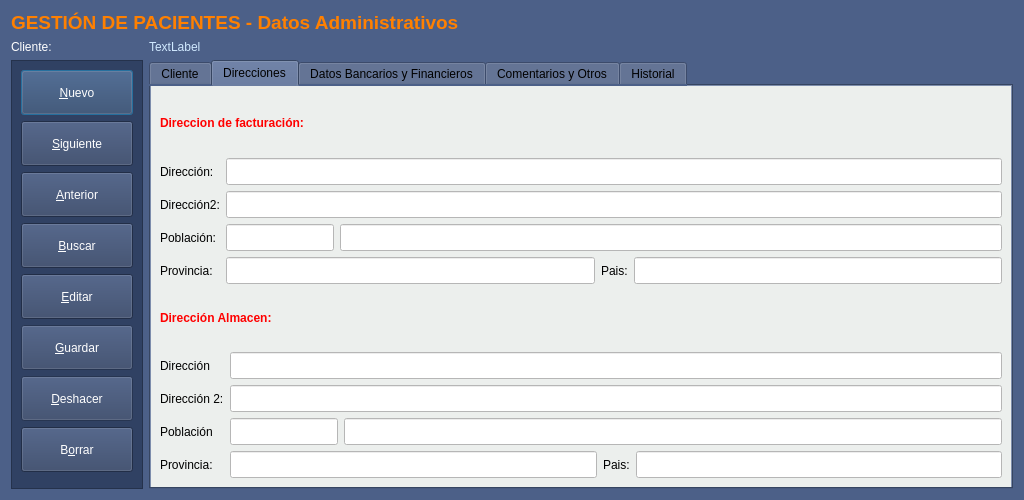
The window that Zona_Pacientes/frmClientes.ui (arcnexus/RedFoX) describes before a commit, drawn with Qt 5.
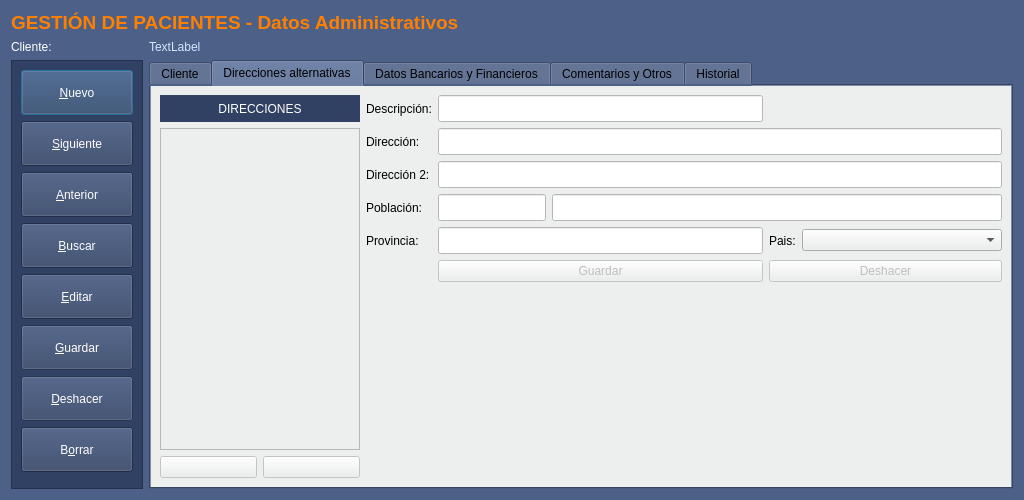
The same window after the commit. The open tabs and pages were chosen to show the change. Icons and pictures are not drawn.

Commit message: Retoques ficha cliente.

```diff
--- a/Zona_Pacientes/frmClientes.ui
+++ b/Zona_Pacientes/frmClientes.ui
@@ -1351,160 +1351,82 @@
        <string notr="true">background-color: #ecefed;</string>
       </property>
       <attribute name="title">
-       <string>Direcciones</string>
+       <string>Direcciones alternativas</string>
       </attribute>
-      <layout class="QGridLayout" name="gridLayout_5">
-       <item row="1" column="0">
-        <widget class="QLabel" name="label_6">
-         <property name="text">
-          <string>&lt;html&gt;&lt;head/&gt;&lt;body&gt;&lt;p&gt;&lt;span style=&quot; font-weight:600; color:#ff0000;&quot;&gt;Direccion de facturación:&lt;/span&gt;&lt;/p&gt;&lt;/body&gt;&lt;/html&gt;</string>
+      <layout class="QGridLayout" name="gridLayout">
+       <item row="1" column="0" rowspan="2" colspan="2">
+        <widget class="QListView" name="lista_DireccionesAlternativas">
+         <property name="maximumSize">
+          <size>
+           <width>200</width>
+           <height>16777215</height>
+          </size>
          </property>
         </widget>
        </item>
-       <item row="2" column="0">
-        <layout class="QGridLayout" name="gridLayout">
-         <item row="0" column="0">
-          <widget class="QLabel" name="label_7">
-           <property name="text">
-            <string>Dirección:</string>
-           </property>
-          </widget>
-         </item>
-         <item row="1" column="0">
-          <widget class="QLabel" name="label_8">
-           <property name="text">
-            <string>Dirección2:</string>
-           </property>
-          </widget>
-         </item>
-         <item row="2" column="0">
-          <widget class="QLabel" name="label_9">
-           <property name="text">
-            <string>Población:</string>
-           </property>
-          </widget>
-         </item>
-         <item row="3" column="0">
-          <widget class="QLabel" name="label_10">
-           <property name="text">
-            <string>Provincia:</string>
-           </property>
-          </widget>
-         </item>
-         <item row="3" column="1">
-          <widget class="QLineEdit" name="txtcProvinciaFactura">
-           <property name="minimumSize">
-            <size>
-             <width>0</width>
-             <height>27</height>
-            </size>
-           </property>
-           <property name="styleSheet">
-            <string notr="true">background-color: rgb(255, 255, 255);</string>
-           </property>
-          </widget>
-         </item>
-         <item row="3" column="2">
-          <widget class="QLabel" name="label_25">
-           <property name="text">
-            <string>Pais:</string>
-           </property>
-          </widget>
-         </item>
-         <item row="3" column="3">
-          <widget class="QLineEdit" name="txtcPaisFactura">
-           <property name="minimumSize">
-            <size>
-             <width>0</width>
-             <height>27</height>
-            </size>
-           </property>
-           <property name="styleSheet">
-            <string notr="true">background-color: rgb(255, 255, 255);</string>
-           </property>
-          </widget>
-         </item>
-         <item row="2" column="1" colspan="3">
-          <layout class="QHBoxLayout" name="horizontalLayout_2">
-           <item>
-            <widget class="QLineEdit" name="txtcCPFactura">
-             <property name="sizePolicy">
-              <sizepolicy hsizetype="Fixed" vsizetype="Fixed">
-               <horstretch>0</horstretch>
-               <verstretch>0</verstretch>
-              </sizepolicy>
-             </property>
-             <property name="minimumSize">
-              <size>
-               <width>0</width>
-               <height>27</height>
-              </size>
-             </property>
-             <property name="styleSheet">
-              <string notr="true">background-color: rgb(255, 255, 255);</string>
-             </property>
-            </widget>
-           </item>
-           <item>
-            <widget class="QLineEdit" name="txtcPoblacionFactura">
-             <property name="minimumSize">
-              <size>
-               <width>0</width>
-               <height>27</height>
-              </size>
-             </property>
-             <property name="styleSheet">
-              <string notr="true">background-color: rgb(255, 255, 255);</string>
-             </property>
-            </widget>
-           </item>
-          </layout>
-         </item>
-         <item row="1" column="1" colspan="3">
-          <widget class="QLineEdit" name="txtcDireccionFactura2">
-           <property name="minimumSize">
-            <size>
-             <width>0</width>
-             <height>27</height>
-            </size>
-           </property>
-           <property name="styleSheet">
-            <string notr="true">background-color: rgb(255, 255, 255);</string>
-           </property>
-          </widget>
-         </item>
-         <item row="0" column="1" colspan="3">
-          <widget class="QLineEdit" name="txtcDireccionFactura1">
-           <property name="sizePolicy">
-            <sizepolicy hsizetype="Expanding" vsizetype="Fixed">
-             <horstretch>0</horstretch>
-             <verstretch>0</verstretch>
-            </sizepolicy>
-           </property>
-           <property name="minimumSize">
-            <size>
-             <width>0</width>
-             <height>27</height>
-            </size>
-           </property>
-           <property name="styleSheet">
-            <string notr="true">background-color: rgb(255, 255, 255);</string>
-           </property>
-          </widget>
-         </item>
-        </layout>
+       <item row="3" column="1">
+        <widget class="QPushButton" name="btnBorrarDireccion">
+         <property name="enabled">
+          <bool>false</bool>
+         </property>
+         <property name="toolTip">
+          <string>Borrar una dirección alternativa</string>
+         </property>
+         <property name="text">
+          <string/>
+         </property>
+         <property name="icon">
+          <iconset resource="../terra.qrc">
+           <normaloff>:/Icons/PNG/Delete.png</normaloff>:/Icons/PNG/Delete.png</iconset>
+         </property>
+         <property name="iconSize">
+          <size>
+           <width>16</width>
+           <height>16</height>
+          </size>
+         </property>
+        </widget>
        </item>
        <item row="3" column="0">
-        <widget class="QLabel" name="label_26">
+        <widget class="QPushButton" name="btnAnadirDireccion">
+         <property name="enabled">
+          <bool>false</bool>
+         </property>
+         <property name="toolTip">
+          <string>Añadir nueva dirección alternativa</string>
+         </property>
          <property name="text">
-          <string>&lt;html&gt;&lt;head/&gt;&lt;body&gt;&lt;p&gt;&lt;span style=&quot; font-weight:600; color:#ff0000;&quot;&gt;Dirección Almacen:&lt;/span&gt;&lt;/p&gt;&lt;/body&gt;&lt;/html&gt;</string>
+          <string/>
+         </property>
+         <property name="icon">
+          <iconset resource="../terra.qrc">
+           <normaloff>:/Icons/PNG/add.png</normaloff>:/Icons/PNG/add.png</iconset>
+         </property>
+         <property name="iconSize">
+          <size>
+           <width>16</width>
+           <height>16</height>
+          </size>
          </property>
         </widget>
        </item>
-       <item row="4" column="0">
+       <item row="2" column="2">
+        <spacer name="verticalSpacer">
+         <property name="orientation">
+          <enum>Qt::Vertical</enum>
+         </property>
+         <property name="sizeHint" stdset="0">
+          <size>
+           <width>20</width>
+           <height>40</height>
+          </size>
+         </property>
+        </spacer>
+       </item>
+       <item row="0" column="2" rowspan="2">
         <layout class="QGridLayout" name="gridLayout_4">
-         <item row="1" column="1" colspan="3">
-          <widget class="QLineEdit" name="txtcDireccionAlmacen2">
+         <item row="2" column="1" colspan="4">
+          <widget class="QLineEdit" name="txtcDireccionAlternativa2">
            <property name="minimumSize">
             <size>
              <width>0</width>
@@ -1516,8 +1438,8 @@
            </property>
           </widget>
          </item>
-         <item row="0" column="1" colspan="3">
-          <widget class="QLineEdit" name="txtcDireccionAlmacen1">
+         <item row="1" column="1" colspan="4">
+          <widget class="QLineEdit" name="txtcDireccionAlternativa1">
            <property name="minimumSize">
             <size>
              <width>0</width>
@@ -1529,14 +1451,14 @@
            </property>
           </widget>
          </item>
-         <item row="0" column="0">
+         <item row="1" column="0">
           <widget class="QLabel" name="label_27">
            <property name="text">
-            <string>Dirección</string>
+            <string>Dirección:</string>
            </property>
           </widget>
          </item>
-         <item row="2" column="1" colspan="3">
+         <item row="3" column="1" colspan="4">
           <layout class="QHBoxLayout" name="horizontalLayout_13">
            <item>
             <widget class="QLineEdit" name="txtcCpPoblacionAlmacen">
@@ -1572,42 +1494,29 @@
            </item>
           </layout>
          </item>
-         <item row="3" column="2">
+         <item row="4" column="2">
           <widget class="QLabel" name="label_31">
            <property name="text">
             <string>Pais:</string>
            </property>
           </widget>
          </item>
-         <item row="3" column="3">
-          <widget class="QLineEdit" name="txtcPaisAlmacen">
-           <property name="minimumSize">
-            <size>
-             <width>0</width>
-             <height>27</height>
-            </size>
-           </property>
-           <property name="styleSheet">
-            <string notr="true">background-color: rgb(255, 255, 255);</string>
-           </property>
-          </widget>
-         </item>
-         <item row="3" column="0">
+         <item row="4" column="0">
           <widget class="QLabel" name="label_30">
            <property name="text">
             <string>Provincia:</string>
            </property>
           </widget>
          </item>
-         <item row="1" column="0">
+         <item row="2" column="0">
           <widget class="QLabel" name="label_28">
            <property name="text">
             <string>Dirección 2:</string>
            </property>
           </widget>
          </item>
-         <item row="3" column="1">
-          <widget class="QLineEdit" name="txtcProvinciaAlmacen">
+         <item row="4" column="1">
+          <widget class="QLineEdit" name="txtcProvinciaAlternativa">
            <property name="minimumSize">
             <size>
              <width>0</width>
@@ -1619,15 +1528,94 @@
            </property>
           </widget>
          </item>
-         <item row="2" column="0">
+         <item row="0" column="0">
+          <widget class="QLabel" name="label_6">
+           <property name="text">
+            <string>Descripción:</string>
+           </property>
+          </widget>
+         </item>
+         <item row="3" column="0">
           <widget class="QLabel" name="label_29">
            <property name="text">
-            <string>Población</string>
+            <string>Población:</string>
+           </property>
+          </widget>
+         </item>
+         <item row="0" column="1">
+          <widget class="QLineEdit" name="txtcDescripcionDireccion">
+           <property name="minimumSize">
+            <size>
+             <width>0</width>
+             <height>27</height>
+            </size>
+           </property>
+           <property name="styleSheet">
+            <string notr="true">background-color: rgb(255, 255, 255);
+color: rgb(0, 0, 255);</string>
+           </property>
+          </widget>
+         </item>
+         <item row="5" column="1">
+          <widget class="QPushButton" name="btnGuardarDireccionAlternativa">
+           <property name="enabled">
+            <bool>false</bool>
+           </property>
+           <property name="text">
+            <string>Guardar</string>
+           </property>
+           <property name="icon">
+            <iconset resource="../terra.qrc">
+             <normaloff>:/Icons/PNG/Save.png</normaloff>:/Icons/PNG/Save.png</iconset>
+           </property>
+          </widget>
+         </item>
+         <item row="4" column="3" colspan="2">
+          <widget class="QComboBox" name="combopaisAlternativa">
+           <property name="minimumSize">
+            <size>
+             <width>200</width>
+             <height>0</height>
+            </size>
+           </property>
+          </widget>
+         </item>
+         <item row="5" column="2" colspan="3">
+          <widget class="QPushButton" name="btnDeshacerDireccionAlternativa">
+           <property name="enabled">
+            <bool>false</bool>
+           </property>
+           <property name="text">
+            <string>Deshacer</string>
+           </property>
+           <property name="icon">
+            <iconset resource="../terra.qrc">
+             <normaloff>:/Icons/PNG/undo.png</normaloff>:/Icons/PNG/undo.png</iconset>
            </property>
           </widget>
          </item>
         </layout>
        </item>
+       <item row="0" column="0" colspan="2">
+        <widget class="QLabel" name="label_7">
+         <property name="maximumSize">
+          <size>
+           <width>16777215</width>
+           <height>27</height>
+          </size>
+         </property>
+         <property name="styleSheet">
+          <string notr="true">background: #304163;
+color: rgb(255,255,255);</string>
+         </property>
+         <property name="text">
+          <string>DIRECCIONES</string>
+         </property>
+         <property name="alignment">
+          <set>Qt::AlignCenter</set>
+         </property>
+        </widget>
+       </item>
       </layout>
      </widget>
      <widget class="QWidget" name="tab_5">
```
Left out of the diff: 269 changed lines with no effect on the pictures. The commit also changes 10 other files.
